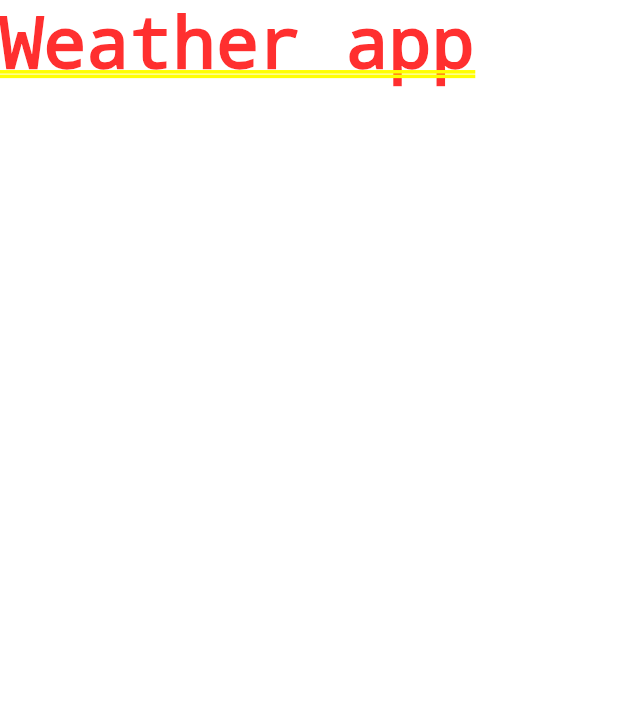
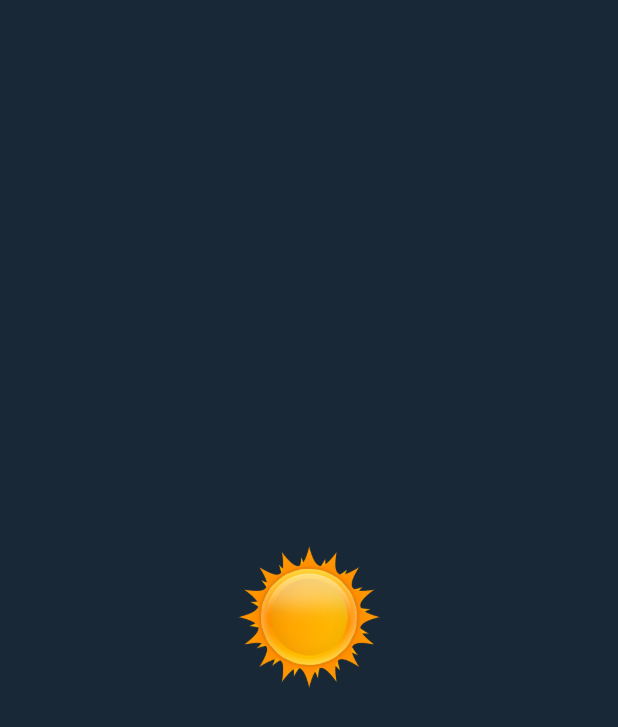
Before and after one commit to lashket/ta-weather-app, a Flutter app: the screen it shows after launch, on a phone screen of 412 x 824 dp. Shown: the top 727 px of the screen. Run offline on Flutter 3.47's test engine with Material 2 defaults, Android fonts, the phone set to English and light mode, and no system bars.

Commit message:
added loading_screen && weather_screen widgets

```diff
--- a/lib/main.dart
+++ b/lib/main.dart
@@ -1,20 +1,28 @@
 import 'package:flutter/material.dart';
+import 'package:taweather/screens/loading/loading_screen.dart';
+import 'package:taweather/screens/weather/weather_screen.dart';
 
 void main() {
-  runApp(MyApp());
+  runApp(WeatherApp());
 }
 
-class MyApp extends StatelessWidget {
+class WeatherApp extends StatelessWidget {
   // This widget is the root of your application.
   @override
   Widget build(BuildContext context) {
     return MaterialApp(
+      initialRoute: '/',
+      routes: {
+        '/': (context) => LoadingScreen(),
+        '/weather_info': (context) => WeatherScreen()
+      },
       title: 'Weather app',
       theme: ThemeData(
-        primarySwatch: Colors.blue,
+        primaryColor: Color(0xff182837),
+        primaryColorDark: Color(0xff182837),
+        accentColor: Color(0xffF29E2E),
         visualDensity: VisualDensity.adaptivePlatformDensity,
       ),
-      home: Text('Weather app'),
     );
   }
 }
--- /dev/null
+++ b/lib/screens/loading/loading_screen.dart
@@ -0,0 +1,22 @@
+import 'package:flutter/material.dart';
+
+class LoadingScreen extends StatelessWidget {
+  @override
+  Widget build(BuildContext context) {
+    return _content(context);
+  }
+
+  Widget _content(BuildContext context) {
+    return Container(
+      color: Theme.of(context).primaryColor,
+      child: Center(
+        child: Container(
+            width: 100,
+            height: 100,
+            child: Image.asset('assets/img/sun.png')
+        ),
+      ),
+    );
+  }
+
+}
--- /dev/null
+++ b/lib/screens/weather/weather_screen.dart
@@ -0,0 +1,10 @@
+import 'package:flutter/material.dart';
+
+class WeatherScreen extends StatelessWidget {
+  @override
+  Widget build(BuildContext context) {
+    return Container(
+      child: Text('Weather screen'),
+    );
+  }
+}
--- a/pubspec.yaml
+++ b/pubspec.yaml
@@ -56,7 +56,8 @@ flutter:
   # assets:
   #   - images/a_dot_burr.jpeg
   #   - images/a_dot_ham.jpeg
-
+  assets:
+    - assets/img/
   # An image asset can refer to one or more resolution-specific "variants", see
   # https://flutter.dev/assets-and-images/#resolution-aware.
 
```
Also changed, not shown: assets/img/sun.png (added), pubspec.lock, 7 other files.
